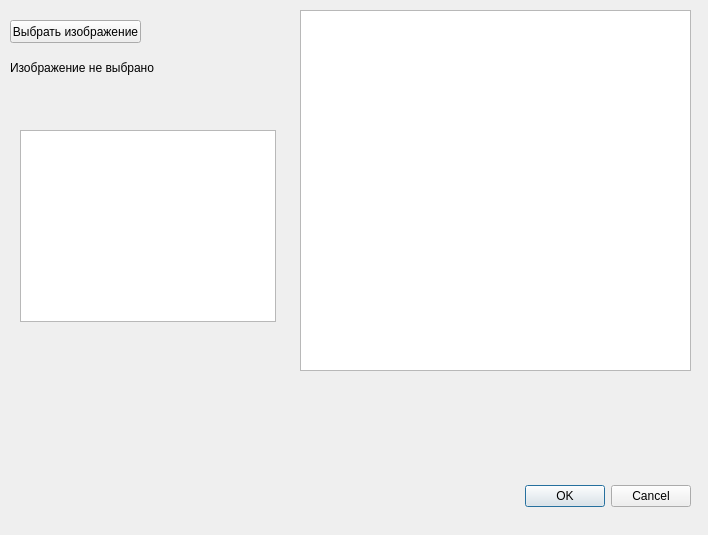
Qt form db_editor/choose_nomogramm_picture_dlg.ui (Ivanestver/NomogrammsCalculator) before a commit.
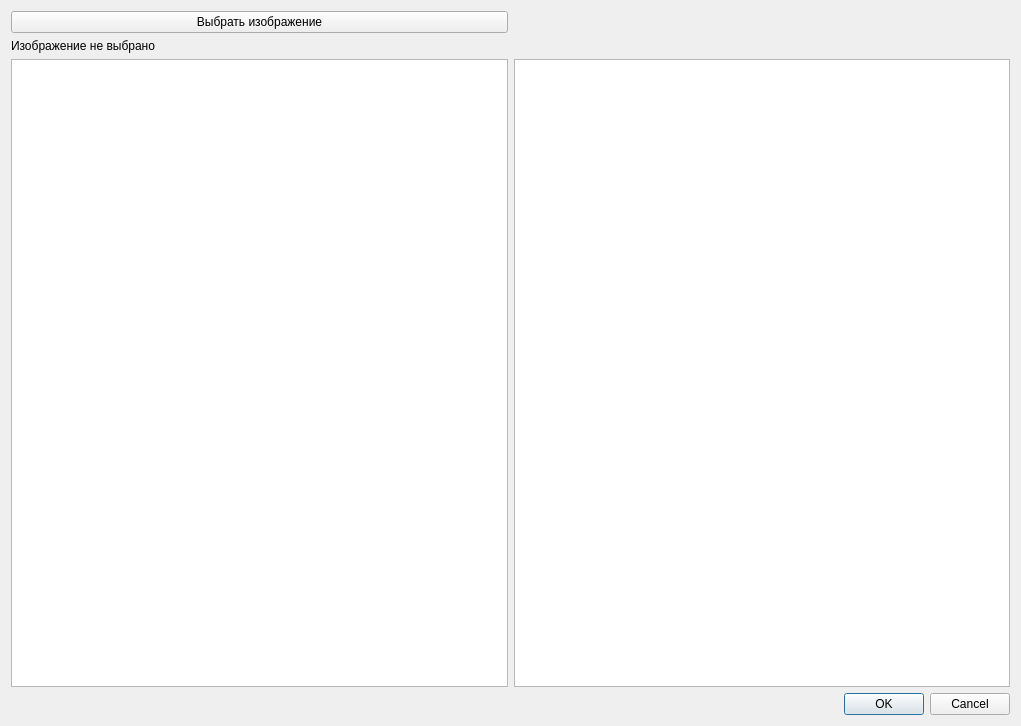
The same form after that commit.

Commit message: fix problems with data and fix problems with view

The edit to the form file:
```diff
--- a/db_editor/choose_nomogramm_picture_dlg.ui
+++ b/db_editor/choose_nomogramm_picture_dlg.ui
@@ -6,75 +6,49 @@
    <rect>
     <x>0</x>
     <y>0</y>
-    <width>708</width>
-    <height>535</height>
+    <width>1021</width>
+    <height>726</height>
    </rect>
   </property>
   <property name="windowTitle">
    <string>Dialog</string>
   </property>
-  <widget class="QDialogButtonBox" name="buttonBox">
-   <property name="geometry">
-    <rect>
-     <x>350</x>
-     <y>480</y>
-     <width>341</width>
-     <height>32</height>
-    </rect>
-   </property>
-   <property name="orientation">
-    <enum>Qt::Horizontal</enum>
-   </property>
-   <property name="standardButtons">
-    <set>QDialogButtonBox::Cancel|QDialogButtonBox::Ok</set>
-   </property>
-  </widget>
-  <widget class="QPushButton" name="choosePictureBtn">
-   <property name="geometry">
-    <rect>
-     <x>10</x>
-     <y>20</y>
-     <width>131</width>
-     <height>23</height>
-    </rect>
-   </property>
-   <property name="text">
-    <string>Выбрать изображение</string>
-   </property>
-  </widget>
-  <widget class="QLabel" name="pictureName">
-   <property name="geometry">
-    <rect>
-     <x>10</x>
-     <y>60</y>
-     <width>161</width>
-     <height>16</height>
-    </rect>
-   </property>
-   <property name="text">
-    <string>Изображение не выбрано</string>
-   </property>
-  </widget>
-  <widget class="QGraphicsView" name="newPicture">
-   <property name="geometry">
-    <rect>
-     <x>300</x>
-     <y>10</y>
-     <width>391</width>
-     <height>361</height>
-    </rect>
-   </property>
-  </widget>
-  <widget class="QGraphicsView" name="currentPicture">
-   <property name="geometry">
-    <rect>
-     <x>20</x>
-     <y>130</y>
-     <width>256</width>
-     <height>192</height>
-    </rect>
-   </property>
-  </widget>
+  <layout class="QGridLayout" name="gridLayout">
+   <item row="0" column="0">
+    <layout class="QVBoxLayout" name="verticalLayout">
+     <item>
+      <widget class="QPushButton" name="choosePictureBtn">
+       <property name="text">
+        <string>Выбрать изображение</string>
+       </property>
+      </widget>
+     </item>
+     <item>
+      <widget class="QLabel" name="pictureName">
+       <property name="text">
+        <string>Изображение не выбрано</string>
+       </property>
+      </widget>
+     </item>
+    </layout>
+   </item>
+   <item row="1" column="0">
+    <widget class="QGraphicsView" name="currentPicture"/>
+   </item>
+   <item row="1" column="1">
+    <widget class="QGraphicsView" name="newPicture"/>
+   </item>
+   <item row="2" column="1">
+    <widget class="QDialogButtonBox" name="buttonBox">
+     <property name="orientation">
+      <enum>Qt::Horizontal</enum>
+     </property>
+     <property name="standardButtons">
+      <set>QDialogButtonBox::Cancel|QDialogButtonBox::Ok</set>
+     </property>
+    </widget>
+   </item>
+  </layout>
  </widget>
  <resources/>
  <connections>
```
The commit also changes 29 other files.
